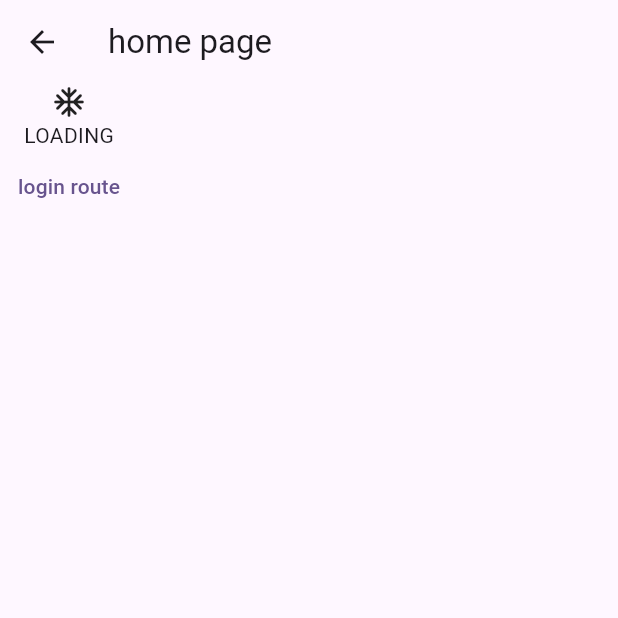
After one commit to DelayStepback/rave_flock, a Flutter app: the _HomePageView screen opened directly, after a tap on "login route", on a phone screen of 412 x 824 dp, the top half of it. The commit adds this screen. Run offline on Flutter 3.47's test engine with Material 2 defaults, Android fonts, the phone set to English and light mode, and no system bars; our stand-ins replace bloc, flutter_bloc, freezed_annotation, go_router, supabase_flutter; missing offline and left inert: internet_connectivity_checker; accounts and stored records are empty.

Commit message:
added bloc for fetching meets

```diff
--- a/lib/main.dart
+++ b/lib/main.dart
@@ -5,6 +5,7 @@ import 'package:rave_flock/common/constants/enums/user_privacy_enum.dart';
 import 'package:rave_flock/data/models/user/user_model.dart';
 import 'package:rave_flock/presentation/pages/auth/account_page.dart';
 import 'package:rave_flock/presentation/pages/auth/login_page.dart';
+import 'package:rave_flock/presentation/pages/home_page/home_page.dart';
 import 'package:rave_flock/presentation/pages/splash/splash_page.dart';
 import 'package:supabase_flutter/supabase_flutter.dart';
 
@@ -38,6 +39,10 @@ final GoRouter _router = GoRouter(
       path: "/account",
       builder: (context, state) => const AccountPage(),
     ),
+    GoRoute(
+      path: "/homepage",
+      builder: (context, state) => const HomePage(),
+    ),
   ],
 );
 
--- /dev/null
+++ b/lib/presentation/pages/bloc/meet_data_bloc/meet_data_bloc.dart
@@ -0,0 +1,28 @@
+import 'package:bloc/bloc.dart';
+import 'package:rave_flock/data/repositories/meet_repository_supabase_impl.dart';
+import 'package:rave_flock/domain/repositories/meet_repository.dart';
+
+import 'meet_data_event.dart';
+import 'meet_data_state.dart';
+
+
+class MeetDataBloc extends Bloc<MeetDataEvent, MeetDataState> {
+  final MeetRepository _meetRepository;
+
+  MeetDataBloc(this._meetRepository)
+      : super(const MeetDataState.init()) {
+    on<MeetDataInitializeEvent>(_onMeetDataInitializeEvent);
+  }
+  Future<void> _onMeetDataInitializeEvent(MeetDataInitializeEvent event, emit) async {
+    await Future.delayed(Duration(seconds: 5));
+    try{
+      final meets = await _meetRepository.fetchUserMeets(event.userId);
+      emit(MeetDataState.loaded(allMeetData: meets));
+    }
+    catch(e){
+      emit(MeetDataState.error(error: e.toString()));
+    }
+  }
+
+
+}
--- /dev/null
+++ b/lib/presentation/pages/bloc/meet_data_bloc/meet_data_event.dart
@@ -0,0 +1,8 @@
+import 'package:freezed_annotation/freezed_annotation.dart';
+
+part 'meet_data_event.freezed.dart';
+
+@freezed
+class MeetDataEvent with _$MeetDataEvent {
+  const factory MeetDataEvent.initialize(String userId) = MeetDataInitializeEvent;
+}
--- /dev/null
+++ b/lib/presentation/pages/bloc/meet_data_bloc/meet_data_state.dart
@@ -0,0 +1,14 @@
+import 'package:freezed_annotation/freezed_annotation.dart';
+import 'package:rave_flock/data/models/meet/meet_model.dart';
+
+part 'meet_data_state.freezed.dart';
+
+@freezed
+class MeetDataState with _$MeetDataState {
+  const factory MeetDataState.init() = _MeetDataInit;
+
+  const factory MeetDataState.loaded(
+      {required List<MeetModel> allMeetData}) = _MeetDataLoaded;
+
+  const factory MeetDataState.error({required String error}) = _MeetDataError;
+}
--- /dev/null
+++ b/lib/presentation/pages/home_page/home_page.dart
@@ -0,0 +1,67 @@
+import 'package:flutter/material.dart';
+import 'package:go_router/go_router.dart';
+import 'package:rave_flock/main.dart';
+import 'package:rave_flock/presentation/pages/bloc/meet_data_bloc/meet_data_state.dart';
+
+import '../../../data/models/meet/meet_model.dart';
+import '../../../data/repositories/meet_repository_supabase_impl.dart';
+import '../bloc/meet_data_bloc/meet_data_bloc.dart';
+import 'package:flutter_bloc/flutter_bloc.dart';
+
+import '../bloc/meet_data_bloc/meet_data_event.dart';
+
+class HomePage extends StatelessWidget {
+  const HomePage({super.key});
+
+  @override
+  Widget build(BuildContext context) {
+    return BlocProvider(
+      create: (context) => MeetDataBloc(MeetRepositorySupabaseImpl()),
+      child: _HomePageView(),
+    );
+  }
+}
+
+class _HomePageView extends StatelessWidget {
+  const _HomePageView({super.key});
+
+  @override
+  Widget build(BuildContext context) {
+    return Scaffold(
+      appBar: AppBar(
+        title: Text('home page'),
+      ),
+      body: Column(
+        children: [
+          Icon(Icons.ac_unit_rounded),
+          BlocBuilder<MeetDataBloc, MeetDataState>(builder: (context, state) {
+            return state.when(init: () {
+              String? userIdAuth = supabase.auth.currentUser?.id;
+              if (userIdAuth != null){
+                context
+                    .read<MeetDataBloc>()
+                    .add(MeetDataInitializeEvent(userIdAuth));
+              }
+              else{
+                return const Text('you are not logged! ERROR'); // fix
+              }
+
+              return const Text(
+                'LOADING',
+              );
+            }, loaded: (List<MeetModel> allMeetData) {
+              return Text('$allMeetData');
+            }, error: (String error) {
+              return Text('error');
+            });
+          }),
+          TextButton(
+              onPressed: () {
+                context.go('/login');
+              },
+              child: Text('login route'))
+        ],
+      ),
+    );
+  }
+}
--- a/lib/presentation/pages/splash/splash_page.dart
+++ b/lib/presentation/pages/splash/splash_page.dart
@@ -25,7 +25,7 @@ class _SplashPageState extends State<SplashPage> {
     final session = supabase.auth.currentSession;
     if (!mounted) return;
     if (session != null){
-      context.go("/account");
+      context.go("/homepage");
     }
     else{
       context.go("/login");
--- a/pubspec.yaml
+++ b/pubspec.yaml
@@ -16,6 +16,7 @@ dependencies:
 
   supabase_flutter: ^1.10.22
 
+  flutter_bloc:
 
   go_router: ^12.0.0
   internet_connectivity_checker: ^1.0.2
```
Also changed, not shown: lib/presentation/pages/auth/login_page.dart (+7 -2 lines), lib/presentation/pages/home_page.dart (deleted, +0 -10 lines), lib/presentation/pages/bloc/meet_data_bloc/meet_data_event.freezed.dart (added), lib/presentation/pages/bloc/meet_data_bloc/meet_data_state.freezed.dart (added), pubspec.lock.
